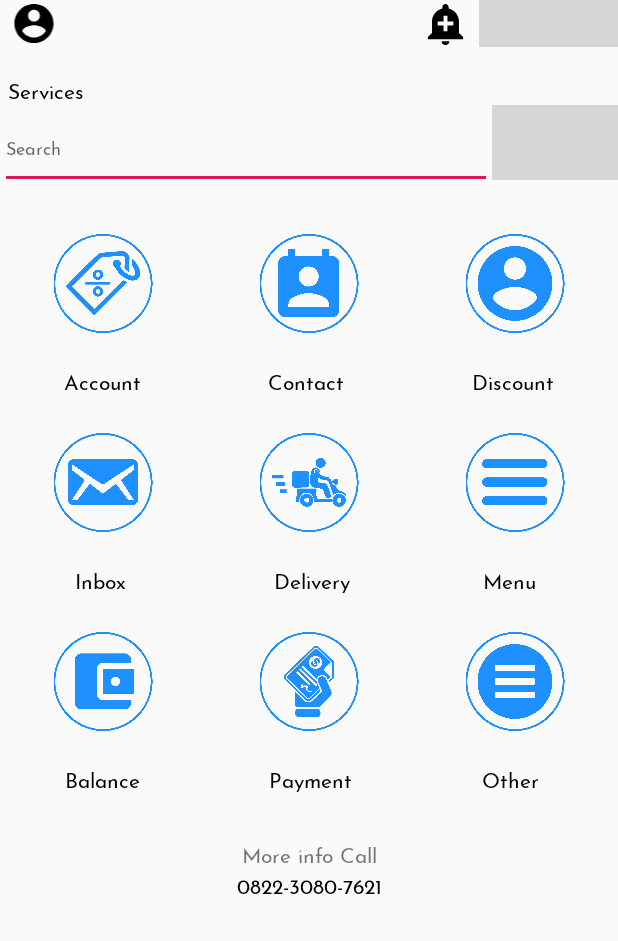
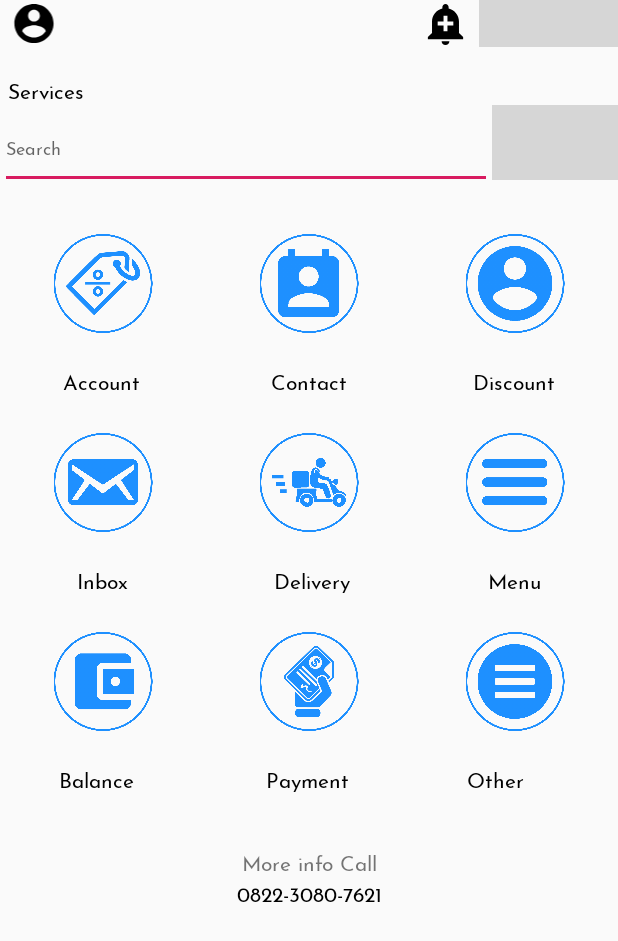
Before and after one commit to ali-wasil/Mockuptest, an Android app: the board screen opened directly, with no data from a screen before it, on a phone screen of 412 x 824 dp. Shown: the top 941 px of the screen. Run offline under Robolectric (Android 15) with nearby library versions, the phone set to English and light mode, and no system bars; grey boxes are pictures that could not be loaded.

Commit message:
font pada dashboard lebih centre

```diff
--- a/app/src/main/AndroidManifest.xml
+++ b/app/src/main/AndroidManifest.xml
@@ -9,7 +9,8 @@
         android:roundIcon="@mipmap/ic_launcher_round"
         android:supportsRtl="true"
         android:theme="@style/AppTheme">
-        <activity android:name=".contact"></activity>
+        <activity android:name=".forgetpsw"></activity>
+        <activity android:name=".contact" />
         <activity android:name=".account" />
         <activity android:name=".board" />
         <activity android:name=".login" />
--- a/app/src/main/res/layout/activity_board.xml
+++ b/app/src/main/res/layout/activity_board.xml
@@ -119,7 +119,7 @@
                 android:layout_height="wrap_content"
                 android:layout_weight="1"
                 android:fontFamily="@font/josefinsans_reguler"
-                android:text="Account"
+                android:text="Account "
                 android:textAlignment="center"
                 android:textColor="@android:color/black" />
 
@@ -184,9 +184,8 @@
                 android:layout_width="wrap_content"
                 android:layout_height="wrap_content"
                 android:layout_weight="1"
-                android:layout_marginStart="5dp"
                 android:fontFamily="@font/josefinsans_reguler"
-                android:text="Inbox"
+                android:text=" Inbox "
                 android:textAlignment="center"
                 android:textColor="@android:color/black" />
 
@@ -195,7 +194,6 @@
                 android:layout_width="wrap_content"
                 android:layout_height="wrap_content"
                 android:layout_weight="1"
-                android:layout_marginStart="10dp"
                 android:fontFamily="@font/josefinsans_reguler"
                 android:text="Delivery"
                 android:textAlignment="center"
@@ -206,9 +204,8 @@
                 android:layout_width="wrap_content"
                 android:layout_height="wrap_content"
                 android:layout_weight="1"
-                android:layout_marginEnd="10dp"
                 android:fontFamily="@font/josefinsans_reguler"
-                android:text="Menu"
+                android:text="Menu "
                 android:textAlignment="center"
                 android:textColor="@android:color/black" />
         </LinearLayout>
@@ -246,8 +243,28 @@
 
         <LinearLayout
             android:layout_width="match_parent"
-            android:layout_height="20dp"
+            android:layout_height="25dp"
             android:orientation="horizontal">
+
+            <TextView
+                android:id="@+id/textView4"
+                android:layout_width="wrap_content"
+                android:layout_height="wrap_content"
+                android:layout_weight="1"
+                android:textAlignment="center"
+                android:fontFamily="@font/josefinsans_reguler"
+                android:textColor="@android:color/black"
+                android:text="Balance  " />
+
+            <TextView
+                android:id="@+id/textView6"
+                android:layout_width="wrap_content"
+                android:layout_height="wrap_content"
+                android:layout_weight="1"
+                android:textAlignment="center"
+                android:fontFamily="@font/josefinsans_reguler"
+                android:textColor="@android:color/black"
+                android:text="Payment" />
 
             <TextView
                 android:id="@+id/textView12"
@@ -257,28 +274,7 @@
                 android:textAlignment="center"
                 android:fontFamily="@font/josefinsans_reguler"
                 android:textColor="@android:color/black"
-                android:text="Balance" />
-
-            <TextView
-                android:id="@+id/textView6"
-                android:layout_width="wrap_content"
-                android:layout_height="wrap_content"
-                android:layout_weight="1"
-                android:fontFamily="@font/josefinsans_reguler"
-                android:text="Payment"
-                android:textAlignment="center"
-                android:textColor="@android:color/black" />
-
-            <TextView
-                android:id="@+id/textView4"
-                android:layout_width="wrap_content"
-                android:layout_height="wrap_content"
-                android:layout_weight="1"
-                android:textAlignment="center"
-                android:layout_marginEnd="9dp"
-                android:fontFamily="@font/josefinsans_reguler"
-                android:textColor="@android:color/black"
-                android:text="Other" />
+                android:text="Other     " />
         </LinearLayout>
 
         <TextView
--- a/app/src/main/res/layout/activity_login.xml
+++ b/app/src/main/res/layout/activity_login.xml
@@ -80,7 +80,7 @@
         android:orientation="vertical">
 
         <TextView
-            android:id="@+id/textView3"
+            android:id="@+id/forgotpsw"
             android:layout_width="match_parent"
             android:layout_height="wrap_content"
             android:textAlignment="center"
```
Also changed, not shown: app/src/main/java/com/example/dashboard/forgetpsw.java (added, +14 -0 lines), app/src/main/java/com/example/dashboard/login.java (+10 -0 lines), app/src/main/res/layout/activity_forgetpsw.xml (added, +20 -0 lines).
